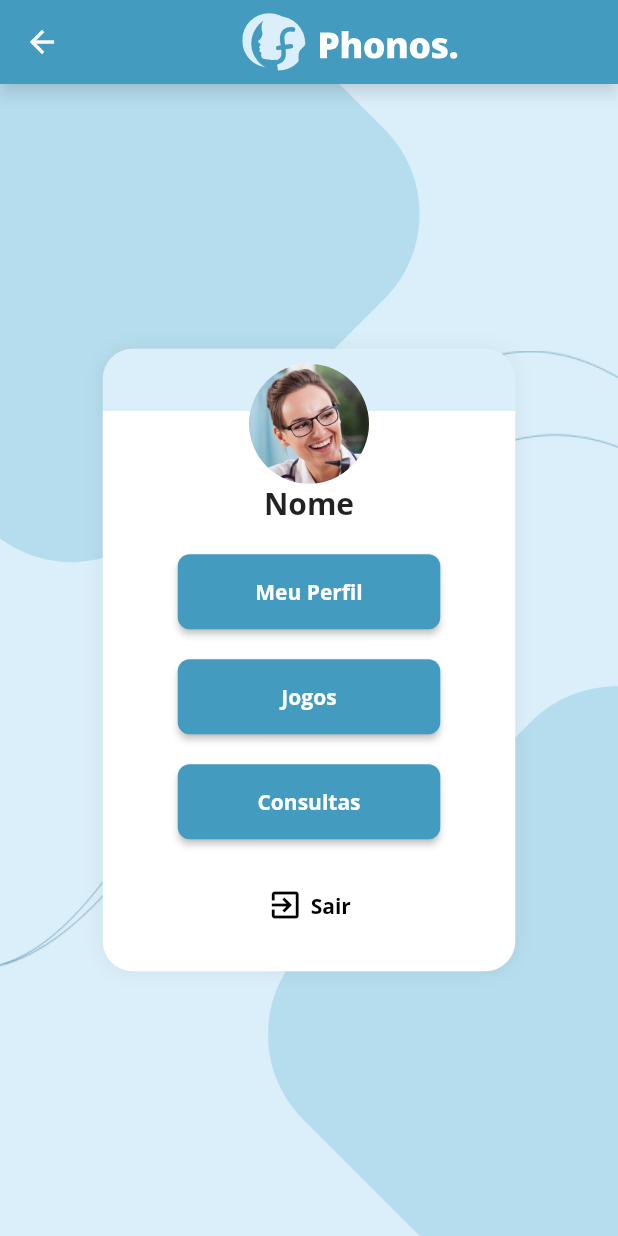
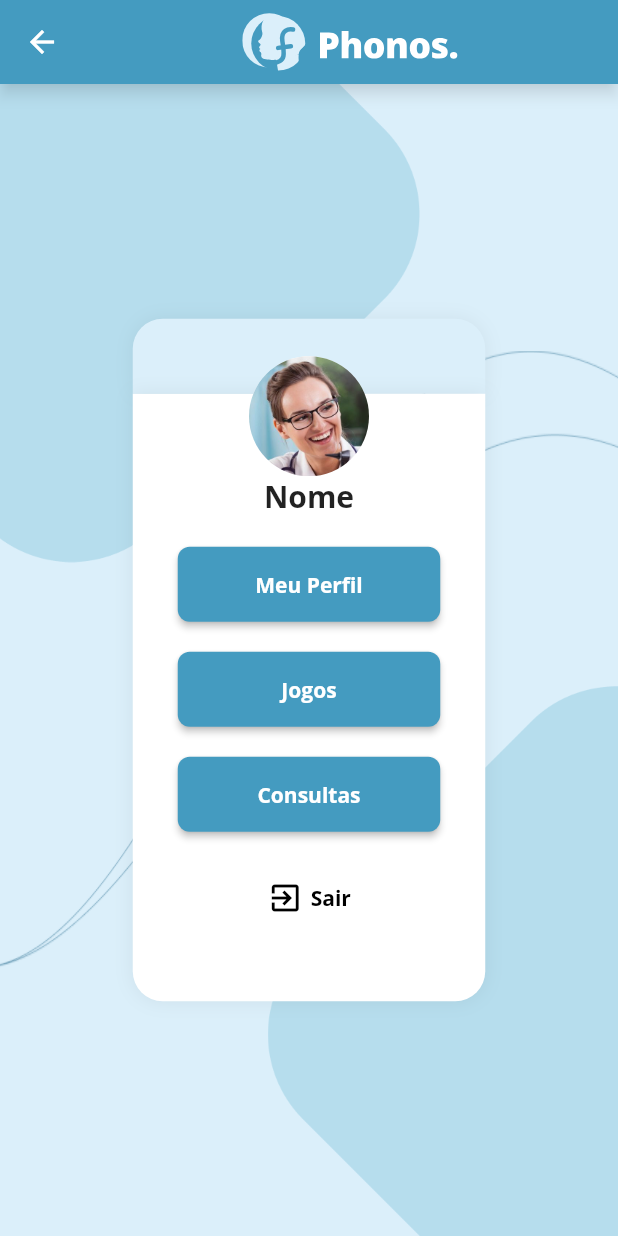
Before and after one commit to JOHN-RlCHARD/phonos-flutter, a Flutter app: the screen it shows after launch, after a tap on "Entrar", on a phone screen of 412 x 824 dp. Run offline on Flutter 3.47's test engine with Material 2 defaults, Android fonts, the phone set to English and light mode, and no system bars; our stand-ins replace carousel_slider, flutter_svg, google_fonts.

Commit message:
ResponsiveBox changes

```diff
--- a/lib/widgets/responsive_box.dart
+++ b/lib/widgets/responsive_box.dart
@@ -1,47 +1,155 @@
 import 'package:flutter/material.dart';
 
-class ResponsiveBox extends StatelessWidget {
+// class ResponsiveBox extends StatelessWidget {
+//   final List<Widget> children;
+//   final Color color1;
+//   final Color color2;
+
+//   const ResponsiveBox(
+//       {super.key,
+//       required this.children,
+//       required this.color1,
+//       required this.color2});
+
+//   @override
+//   Widget build(BuildContext context) {
+//     return Container(
+//       //constraints: BoxConstraints(maxWidth: MediaQuery.of(context).size.width),
+//       padding: EdgeInsets.symmetric(horizontal: 20),
+//       decoration: BoxDecoration(
+//         boxShadow: [
+//           BoxShadow(
+//             color: Colors.black.withOpacity(0.06),
+//             spreadRadius: 0,
+//             blurRadius: 10,
+//             offset: Offset(0, 0),
+//           ),
+//         ],
+//         gradient: LinearGradient(
+//             begin: Alignment.topCenter,
+//             end: Alignment.bottomCenter,
+//             stops: [0.1, 0.1],
+//             colors: [color1, color2]),
+//         borderRadius: BorderRadius.all(Radius.circular(20)),
+//       ),
+//       child: Padding(
+//         padding: const EdgeInsets.fromLTRB(30, 10, 30, 20),
+//         child: Container(
+//             constraints:
+//                 BoxConstraints(maxWidth: MediaQuery.of(context).size.width),
+//             child: Column(
+//               mainAxisSize: MainAxisSize.min,
+//               children: children,
+//             )),
+//       ),
+//     );
+//   }
+// }
+
+class ResponsiveBox extends StatefulWidget {
   final List<Widget> children;
   final Color color1;
   final Color color2;
 
-  const ResponsiveBox(
+  ResponsiveBox(
       {super.key,
       required this.children,
       required this.color1,
       required this.color2});
 
   @override
+  State<ResponsiveBox> createState() => _ResponsiveBoxState();
+}
+
+class _ResponsiveBoxState extends State<ResponsiveBox> {
+
+  final childrenKey = GlobalKey();
+  double ?size;
+  double ?height;
+
+  void calculateSize() =>
+    WidgetsBinding.instance.addPostFrameCallback((_) {
+        final RenderBox box = childrenKey.currentContext?.findRenderObject() as RenderBox;
+
+        setState(() {
+          size = box.size.width.toDouble();
+          height = box.size.height.toDouble();
+        });
+
+    });
+
+  @override
+  void initState() {
+    super.initState();
+    calculateSize();
+  }
+
+  @override
   Widget build(BuildContext context) {
-    return Container(
-      //constraints: BoxConstraints(maxWidth: MediaQuery.of(context).size.width),
-      padding: EdgeInsets.symmetric(horizontal: 20),
+    return Stack(
+      children: [
+        Center(
+          child: Column(
+            mainAxisSize: MainAxisSize.min,
+            children: [
+              upperContainer(),
+              bottomContainer(),
+
+            ],
+          ),
+        ),
+        Center(child: buildChildren()),
+
+      ],
+    );
+  }
+
+  Widget bottomContainer() => Container(
+    width: size,
+    height: height,
     decoration: BoxDecoration(
+      borderRadius: BorderRadius.only(
+        bottomRight: Radius.circular(20),
+        bottomLeft: Radius.circular(20),
+      ),
+      color: Colors.white,
       boxShadow: [
         BoxShadow(
           color: Colors.black.withOpacity(0.06),
           spreadRadius: 0,
           blurRadius: 10,
-            offset: Offset(0, 0),
         ),
       ],
-        gradient: LinearGradient(
-            begin: Alignment.topCenter,
-            end: Alignment.bottomCenter,
-            stops: [0.1, 0.1],
-            colors: [color1, color2]),
-        borderRadius: BorderRadius.all(Radius.circular(20)),
     ),
+  );
+
+  Widget upperContainer() => Container(
+    width: size,
+    height: 50,
+    decoration: BoxDecoration(
+      borderRadius: BorderRadius.only(
+        topRight: Radius.circular(20),
+        topLeft: Radius.circular(20),
+      ),
+      color: Color(0xFFDBEFFA),
+      boxShadow: [
+        BoxShadow(
+          color: Colors.black.withOpacity(0.06),
+          spreadRadius: 0,
+          blurRadius: 10,
+        ),
+      ],
+    ),
+  );
+
+  Widget buildChildren() => Container(
+    key: childrenKey,
     child: Padding(
-        padding: const EdgeInsets.fromLTRB(30, 10, 30, 20),
-        child: Container(
-            constraints:
-                BoxConstraints(maxWidth: MediaQuery.of(context).size.width),
+      padding: const EdgeInsets.fromLTRB(30, 0, 30, 20),
       child: Column(
         mainAxisSize: MainAxisSize.min,
-              children: children,
-            )),
+        children: widget.children,
+      ),
     ),
   );
 }
-}
```
Lines whose indentation alone changed are shown as unchanged.
